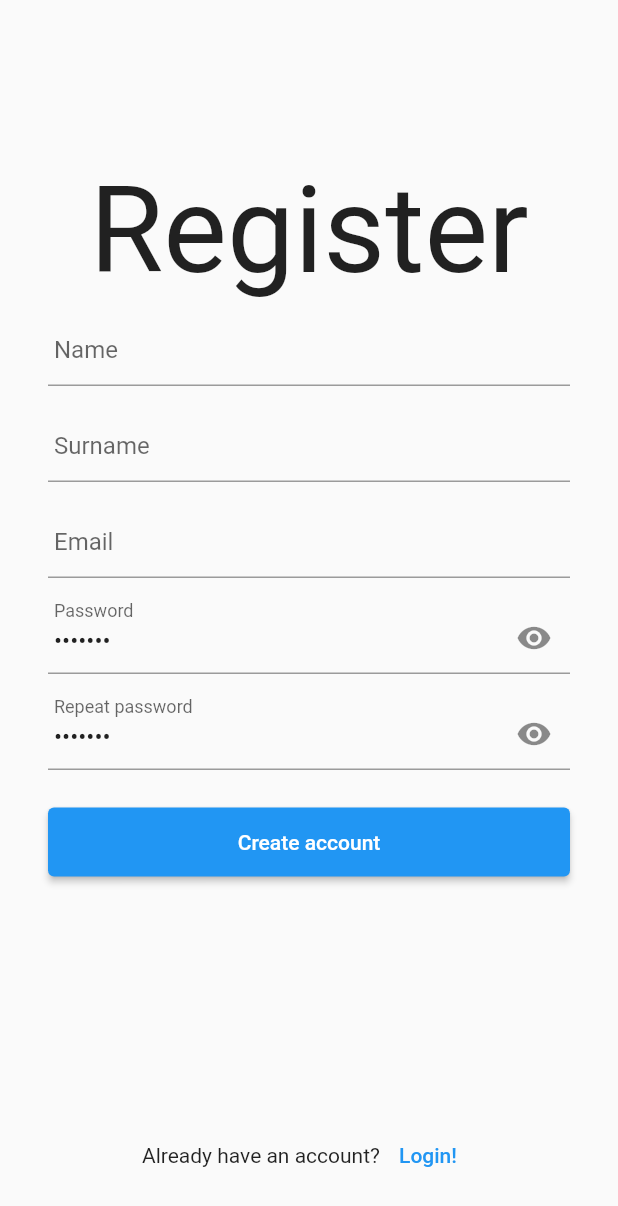
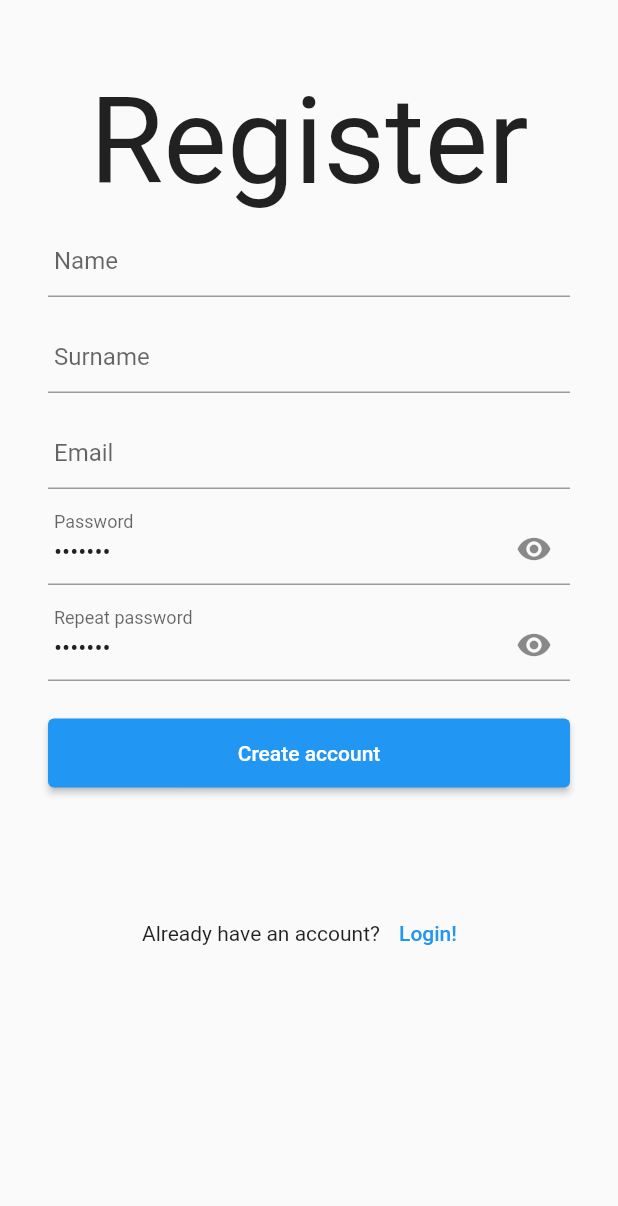
Before and after one commit to mjablecnik/flutter_modular_examples, a Flutter app: the screen it shows after launch, on a phone screen of 412 x 824 dp. Shown: the top 1206 px of the screen. Run offline on Flutter 3.47's test engine with Material 2 defaults, Android fonts, the phone set to English and light mode, and no system bars; our stand-ins replace flutter_modular, flutter_triple, google_fonts; missing offline and left inert: the_validator; Roboto replaces fonts that are missing (Cookie).

```diff
--- a/lib/app/modules/auth/ui/register_page.dart
+++ b/lib/app/modules/auth/ui/register_page.dart
@@ -21,8 +21,10 @@ class _RegisterPageState extends ModularState<RegisterPage, UserListStore> {
   @override
   Widget build(BuildContext context) {
     return Scaffold(
-      resizeToAvoidBottomInset: false,
-      body: Form(
+      resizeToAvoidBottomInset: true,
+      body: SingleChildScrollView(
+        child: IntrinsicHeight(
+          child: Form(
             key: _formKey,
             child: Padding(
               padding: const EdgeInsets.symmetric(horizontal: 32.0),
@@ -143,6 +145,8 @@ class _RegisterPageState extends ModularState<RegisterPage, UserListStore> {
               ),
             ),
           ),
+        ),
+      ),
     );
   }
 }
```
Lines whose indentation alone changed are shown as unchanged.
